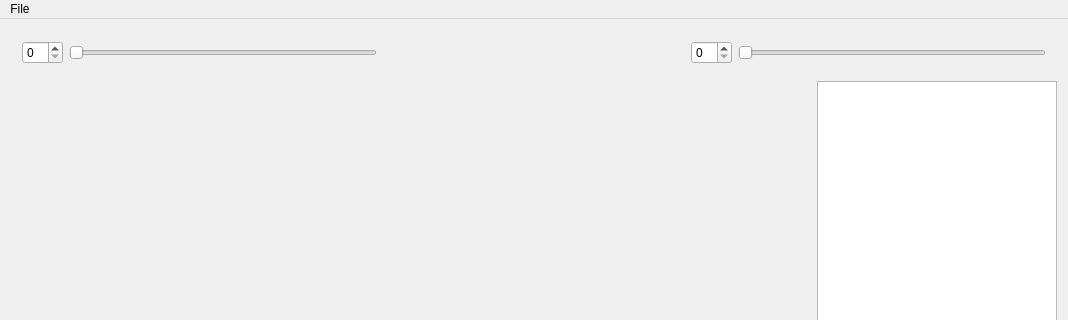
Before: the Qt Designer form ManifoldWavelets/manifoldwavelets.ui in sunyzm/ZGeometry, drawn with Qt 5; both pictures show x 0 to 1068 and y 0 to 320 of the 1068 by 850 pixel window.
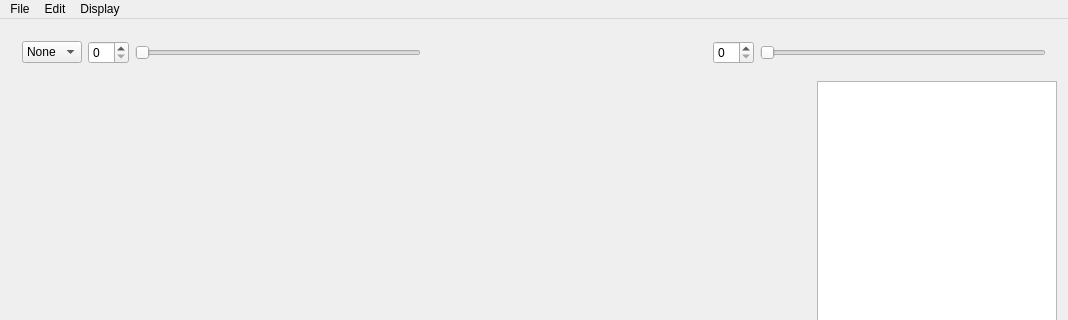
After: the same form once the commit is applied. Custom widgets are drawn as their Qt base class.

Patch:
```diff
--- a/ManifoldWavelets/manifoldwavelets.ui
+++ b/ManifoldWavelets/manifoldwavelets.ui
@@ -42,6 +42,33 @@
        </size>
       </property>
       <layout class="QHBoxLayout" name="layoutOptions">
+       <item>
+        <widget class="QComboBox" name="objSelectBox">
+         <property name="editable">
+          <bool>false</bool>
+         </property>
+         <item>
+          <property name="text">
+           <string>None</string>
+          </property>
+         </item>
+         <item>
+          <property name="text">
+           <string>1</string>
+          </property>
+         </item>
+         <item>
+          <property name="text">
+           <string>2</string>
+          </property>
+         </item>
+         <item>
+          <property name="text">
+           <string>All</string>
+          </property>
+         </item>
+        </widget>
+       </item>
        <item>
         <widget class="QSpinBox" name="spinBox1"/>
        </item>
@@ -150,7 +177,20 @@
     </property>
     <addaction name="actionExit"/>
    </widget>
+   <widget class="QMenu" name="menuEdit">
+    <property name="title">
+     <string>Edit</string>
+    </property>
+    <addaction name="actionCompute_Laplacian"/>
+   </widget>
+   <widget class="QMenu" name="menuDisplay">
+    <property name="title">
+     <string>Display</string>
+    </property>
+   </widget>
    <addaction name="menuFile"/>
+   <addaction name="menuEdit"/>
+   <addaction name="menuDisplay"/>
   </widget>
   <widget class="QStatusBar" name="statusBar"/>
   <action name="actionExit">
```
Left out of the diff: 5 changed lines with no effect on the pictures.
